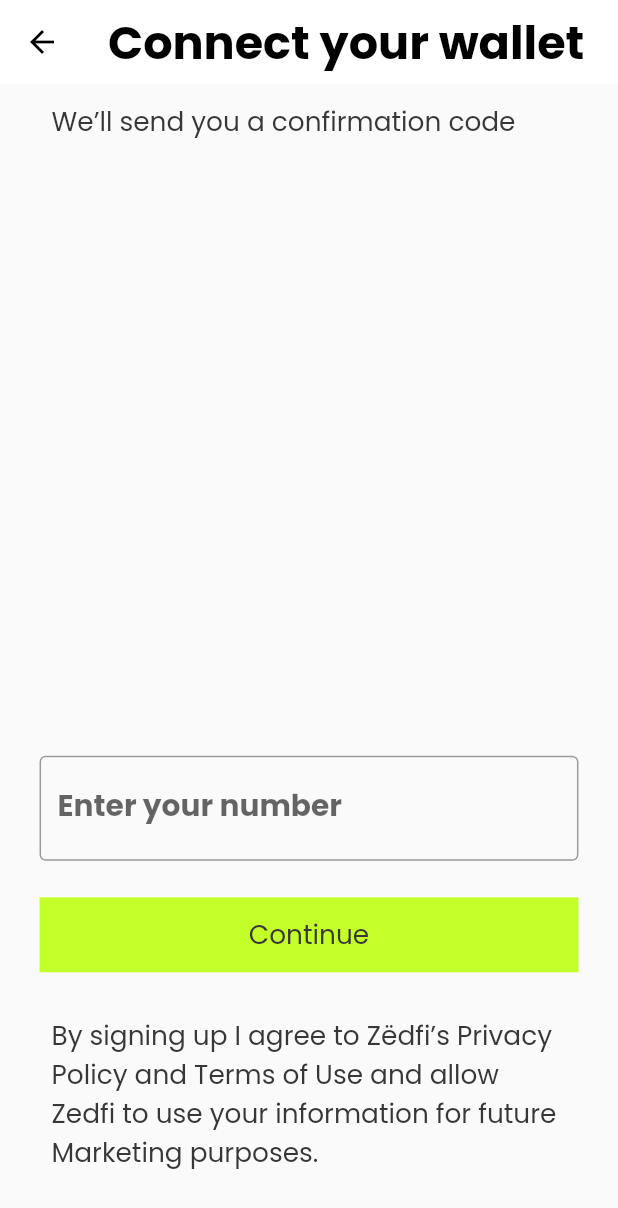
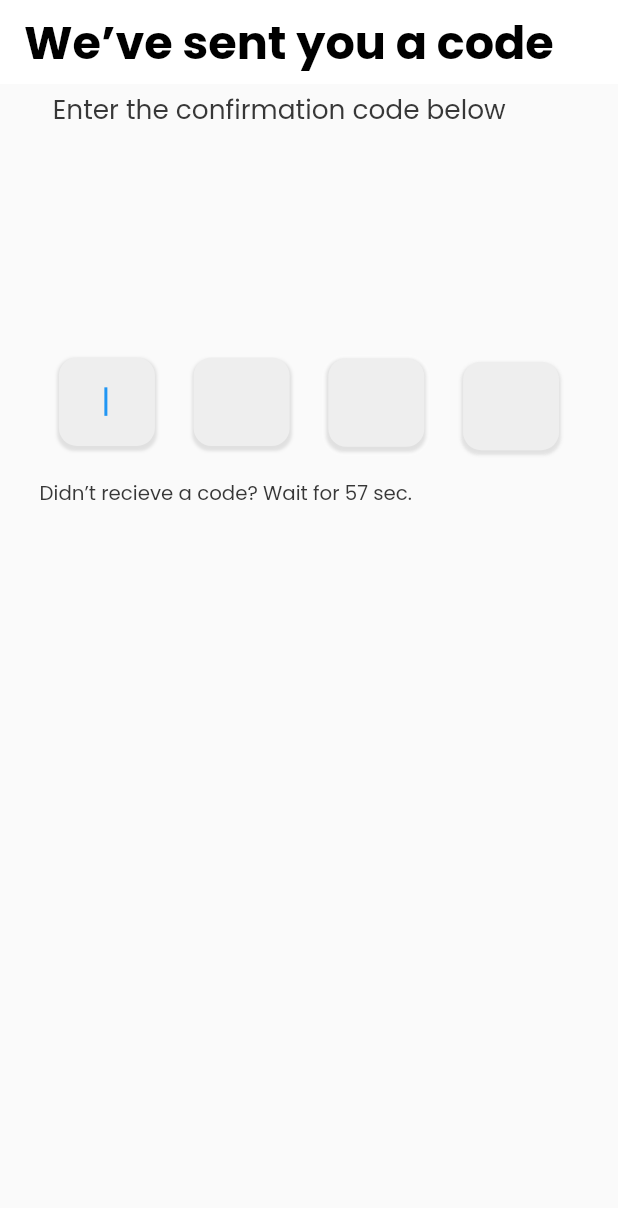
Before and after one commit to Fredricknjeri/UXXR-Auth, a Flutter app: the screen it shows after launch, after a tap on "Continue", on a phone screen of 412 x 824 dp. Shown: the top 1208 px of the screen. Run offline on Flutter 3.47's test engine with Material 2 defaults, Android fonts, the light colour scheme and no system bars; our stand-ins replace country_code_picker, flutter_screenutil, google_fonts.

Commit message:
confirmation page

```diff
--- a/lib/UI/auth/auth.dart
+++ b/lib/UI/auth/auth.dart
@@ -5,6 +5,7 @@ import 'package:flutter_screenutil/flutter_screenutil.dart';
 import 'package:google_fonts/google_fonts.dart';
 
 import '../../components/colors.dart';
+import 'confirmation.dart';
 
 class ChooseAuth extends StatefulWidget {
   const ChooseAuth({Key? key}) : super(key: key);
@@ -41,7 +42,9 @@ class _ChooseAuthState extends State<ChooseAuth> {
               height: 4.h,
             ),
             Padding(
-              padding: const EdgeInsets.all(8.0),
+              padding: EdgeInsets.only(
+                left: 45.w,
+              ),
               child: Text("We’ll send you a confirmation code",
                   style: GoogleFonts.poppins(
                       color: ligtTextColor,
@@ -52,29 +55,28 @@ class _ChooseAuthState extends State<ChooseAuth> {
             Container(
               height: 69.h,
               decoration: BoxDecoration(
-              //  border:
-                borderRadius: BorderRadius.circular(10),
+                //  border:
+                borderRadius: BorderRadius.circular(8.r),
               ),
               child: TextField(
-
                 // controller: _numberController,
                 keyboardType: TextInputType.number,
                 textAlign: TextAlign.start,
                 style: GoogleFonts.poppins(
                     color: Colors.black,
                     fontSize: 18.sp,
-                    fontWeight: FontWeight.w700),
+                    fontWeight: FontWeight.w500),
                 textAlignVertical: TextAlignVertical.center,
                 decoration: InputDecoration(
-                  border:  OutlineInputBorder(
-                    borderSide:  BorderSide(color: borderColor)),
+                  border: OutlineInputBorder(
+                      borderSide: BorderSide(color: borderColor)),
                   // contentPadding: const EdgeInsets.all(16),
-                  labelText: "Enter your number",
+                  labelText: "Phone number or Email",
                   labelStyle: TextStyle(),
                   // border: InputBorder.none,
                   isCollapsed: false,
                   isDense: true,
-                  prefix: CountryCodePicker(
+                  prefixIcon: CountryCodePicker(
                       onChanged: print,
                       // Initial selection and favorite can be one of code ('IT') OR dial_code('+39')
                       initialSelection: 'IT',
@@ -86,95 +88,47 @@ class _ChooseAuthState extends State<ChooseAuth> {
                       // optional. aligns the flag and the Text left
                       alignLeft: false,
                       hideMainText: true),
+                  // prefixStyle: TextStyle(color: Colors.transparent),
+
+                  // prefixStyle: TextStyle(color: Colors.transparent),
                 ),
               ),
             ),
-            // Container(
-            //   child: Column(
-            //     crossAxisAlignment: CrossAxisAlignment.start,
-            //     children: <Widget>[
-            //       Row(
-            //         mainAxisAlignment: MainAxisAlignment.start,
-            //         children: [
-            //           Container(
-            //             height: 24.h,
-            //             width: 54.w,
-            //             child:
-            // CountryCodePicker(
-            //                 onChanged: print,
-            //                 // Initial selection and favorite can be one of code ('IT') OR dial_code('+39')
-            //                 initialSelection: 'IT',
-            //                 favorite: const ['+39', 'FR'],
-            //                 // optional. Shows only country name and flag
-            //                 showCountryOnly: false,
-            //                 // optional. Shows only country name and flag when popup is closed.
-            //                 showOnlyCountryWhenClosed: false,
-            //                 // optional. aligns the flag and the Text left
-            //                 alignLeft: false,
-            //                 hideMainText: true),
-            //           ),
-            //           SizedBox(
-            //             height: 34.h,
-            //             width: 124.w,
-            //             child: Padding(
-            //               padding: const EdgeInsets.all(8.0),
-            //               child: TextField(
-            //                 decoration: const InputDecoration(
-            //                     labelText: "Enter your number",
-            //                     labelStyle: TextStyle()),
-            //                 keyboardType: TextInputType.number,
-            //                 inputFormatters: <TextInputFormatter>[
-            //                   FilteringTextInputFormatter.digitsOnly
-            //                 ], // Only numbers can be entered
-            //               ),
-            //             ),
-            //           ),
-            //         ],
-            //       ),
-            //       Padding(
-            //         padding: const EdgeInsets.all(8.0),
-            //         child: TextField(
-            //           decoration: const InputDecoration(
-            //               labelText: "Enter your number",
-            //               labelStyle: TextStyle()),
-            //           keyboardType: TextInputType.number,
-            //           inputFormatters: <TextInputFormatter>[
-            //             FilteringTextInputFormatter.digitsOnly
-            //           ], // Only numbers can be entered
-            //         ),
-            //       ),
-            //     ],
-            //   ),
-            // ),
-             SizedBox(
+            SizedBox(
               height: 24.h,
             ),
             GestureDetector(
-              onTap: () {},
+              onTap: () {
+                Navigator.push(context,
+                    MaterialPageRoute(builder: (context) => ConfirmCode()));
+              },
               child: Container(
                   height: 50,
                   width: double.infinity,
                   // ignore: prefer_const_constructors
                   decoration: BoxDecoration(
                     color: buttonColor,
+                    borderRadius:  BorderRadius.circular(8.r)
                   ),
                   child: Center(
                       child: Text('Continue',
                           style: GoogleFonts.poppins(
                               color: ligtTextColor,
-                              fontSize: 16.sp,
-                              fontWeight: FontWeight.w400)))),
+                              fontSize: 18.sp,
+                              fontWeight: FontWeight.w500)))),
             ),
             SizedBox(
               height: 21.h,
             ),
             Padding(
-              padding: const EdgeInsets.all(8.0),
+              padding: EdgeInsets.only(
+                right: 5.w,
+              ),
               child: Text(
                   "By signing up I agree to Zëdfi’s Privacy Policy and Terms of Use and allow Zedfi to use your information for future Marketing purposes.",
                   style: GoogleFonts.poppins(
                       color: ligtTextColor,
-                      fontSize: 16.sp,
+                      fontSize: 12.sp,
                       fontWeight: FontWeight.w400)),
             ),
             SizedBox(
--- /dev/null
+++ b/lib/UI/auth/confirmation.dart
@@ -0,0 +1,148 @@
+import 'package:country_code_picker/country_code_picker.dart';
+import 'package:flutter/material.dart';
+import 'package:flutter/services.dart';
+import 'package:flutter_screenutil/flutter_screenutil.dart';
+import 'package:google_fonts/google_fonts.dart';
+
+import '../../components/colors.dart';
+import '../../components/fade_transition.dart';
+
+class ConfirmCode extends StatefulWidget {
+  const ConfirmCode({Key? key}) : super(key: key);
+
+  @override
+  State<ConfirmCode> createState() => _ConfirmCodeState();
+}
+
+class _ConfirmCodeState extends State<ConfirmCode> {
+  final FocusNode _field1 = FocusNode();
+  final FocusNode _field2 = FocusNode();
+  final FocusNode _field3 = FocusNode();
+  final FocusNode _field4 = FocusNode();
+
+  @override
+  void initState() {
+    super.initState();
+  }
+
+  @override
+  void dispose() {
+    _field1.dispose();
+    _field2.dispose();
+    _field3.dispose();
+    _field4.dispose();
+    super.dispose();
+  }
+
+  void nextField({String? value, FocusNode? focus}) {
+    if (value!.length == 1) {
+      focus!.requestFocus();
+    }
+  }
+
+  Widget field({FocusNode? focus, FocusNode? next, bool autofocus = false}) {
+    return Container(
+      decoration: BoxDecoration(boxShadow: [
+        BoxShadow(
+            color: Colors.grey.shade300,
+            blurRadius: 1,
+            offset: const Offset(0, 2),
+            spreadRadius: 1)
+      ], color: Colors.grey.shade200, borderRadius: BorderRadius.circular(12)),
+      width: 64,
+      child: TextFormField(
+          autofocus: autofocus,
+          focusNode: focus,
+          keyboardType: TextInputType.number,
+          textAlign: TextAlign.center,
+          style: GoogleFonts.inter(
+              fontWeight: FontWeight.w500, color: Colors.black),
+          onChanged: (e) {
+            next != null ? nextField(value: e, focus: next) : null;
+          },
+          decoration: const InputDecoration(
+              fillColor: Colors.green,
+              border: OutlineInputBorder(borderSide: BorderSide.none))),
+    );
+  }
+
+  @override
+  Widget build(BuildContext context) {
+    return Scaffold(
+      appBar: AppBar(
+          backgroundColor: Colors.white,
+          elevation: 0,
+          // leading: IconButton(
+          //   onPressed: () {
+          //     Navigator.pop(context);
+          //   },
+          //   icon: const Icon(Icons.arrow_back, color: Colors.black),
+          // ),
+          // centerTitle: true,
+          automaticallyImplyLeading: false,
+          title: Text('We’ve sent you a code',
+              style: GoogleFonts.poppins(
+                  color: Colors.black,
+                  fontSize: 28.sp,
+                  fontWeight: FontWeight.w700))),
+      body: Padding(
+        padding: EdgeInsets.symmetric(horizontal: 24.w),
+        child: Column(
+          crossAxisAlignment: CrossAxisAlignment.start,
+          children: [
+            SizedBox(
+              height: 4.h,
+            ),
+            Padding(
+              padding: EdgeInsets.only(
+                left: 8.w,
+              ),
+              child: Text("Enter the confirmation code below ",
+                  style: GoogleFonts.poppins(
+                      color: ligtTextColor,
+                      fontSize: 16.sp,
+                      fontWeight: FontWeight.w400)),
+            ),
+            SizedBox(
+              height: 150.h,
+            ),
+            Row(
+              mainAxisAlignment: MainAxisAlignment.spaceAround,
+              children: [
+                FadeAnimation(
+                    delay: 200,
+                    child:
+                        field(focus: _field1, next: _field2, autofocus: true)),
+                FadeAnimation(
+                    delay: 400, child: field(focus: _field2, next: _field3)),
+                FadeAnimation(
+                    delay: 600, child: field(focus: _field3, next: _field4)),
+                FadeAnimation(delay: 800, child: field(focus: _field4)),
+              ],
+            ),
+            SizedBox(
+              height: 21.h,
+            ),
+            Row(
+              children: [
+                Text("Didn’t recieve a code?",
+                    style: GoogleFonts.poppins(
+                        color: ligtTextColor,
+                        fontSize: 12.sp,
+                        fontWeight: FontWeight.w400)),
+                Text("\tWait for 57 sec.",
+                    style: GoogleFonts.poppins(
+                        color: ligtTextColor,
+                        fontSize: 12.sp,
+                        fontWeight: FontWeight.w400)),
+              ],
+            ),
+            SizedBox(
+              height: 34.h,
+            ),
+          ],
+        ),
+      ),
+    );
+  }
+}
--- /dev/null
+++ b/lib/components/fade_transition.dart
@@ -0,0 +1,65 @@
+import 'dart:async';
+
+import 'package:flutter/material.dart';
+
+class FadeAnimation extends StatefulWidget {
+  final delay;
+  final child;
+  final isHorizontal;
+
+  const FadeAnimation(
+      {int? this.delay, Widget? this.child, this.isHorizontal = false});
+
+  @override
+  _FadeAnimationState createState() => _FadeAnimationState();
+}
+
+class _FadeAnimationState extends State<FadeAnimation>
+    with SingleTickerProviderStateMixin {
+   late Animation _fadeAnimation;
+   late Animation _slideAnimation;
+ late AnimationController _animationController;
+
+  @override
+  void initState() {
+    _animationController = AnimationController(
+        vsync: this, duration: Duration(milliseconds: 1000));
+    _fadeAnimation = Tween<double>(begin: 0.0, end: 1.0).animate(
+        CurvedAnimation(
+            parent: _animationController, curve: Curves.fastLinearToSlowEaseIn))
+      ..addListener(() {
+        setState(() {});
+      });
+
+    _slideAnimation = Tween<double>(begin: 50, end: 0).animate(CurvedAnimation(
+        parent: _animationController, curve: Curves.fastLinearToSlowEaseIn))
+      ..addListener(() {
+        setState(() {});
+      });
+    Timer(Duration(milliseconds: widget.delay), () {
+      if (mounted) {
+        _animationController.forward().orCancel;
+      }
+    });
+    super.initState();
+  }
+
+  @override
+  void dispose() {
+    _animationController.dispose();
+    super.dispose();
+  }
+
+  @override
+  Widget build(BuildContext context) {
+    return Opacity(
+      opacity: _fadeAnimation.value,
+      child: Transform.translate(
+        offset: widget.isHorizontal
+            ? Offset(_slideAnimation.value, 0)
+            : Offset(0, _slideAnimation.value),
+        child: widget.child,
+      ),
+    );
+  }
+}
```
